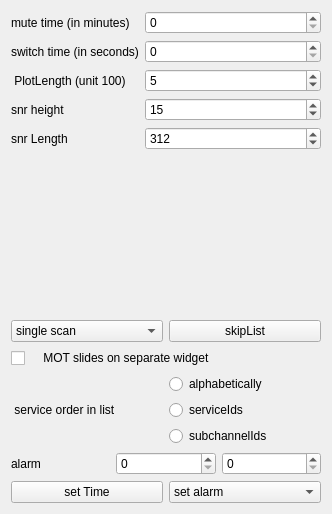
This is forms/config-helper.ui in JvanKatwijk/qt-dab as Qt 5 draws it before an edit. The edited form follows.
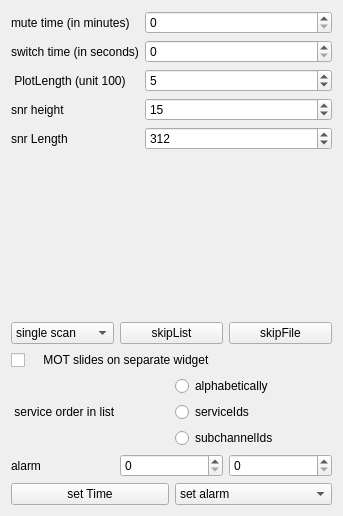
This is the edited form. Custom widgets are drawn as their Qt base class.

Patch:
```diff
--- a/forms/config-helper.ui
+++ b/forms/config-helper.ui
@@ -6,8 +6,8 @@
    <rect>
     <x>0</x>
     <y>0</y>
-    <width>332</width>
-    <height>514</height>
+    <width>343</width>
+    <height>516</height>
    </rect>
   </property>
   <property name="windowTitle">
@@ -134,6 +134,13 @@
        </property>
       </widget>
      </item>
+     <item>
+      <widget class="smallPushButton" name="skipFile_button">
+       <property name="text">
+        <string>skipFile</string>
+       </property>
+      </widget>
+     </item>
     </layout>
    </item>
    <item>
```
Left out of the diff: 2 changed lines with no effect on the pictures.
